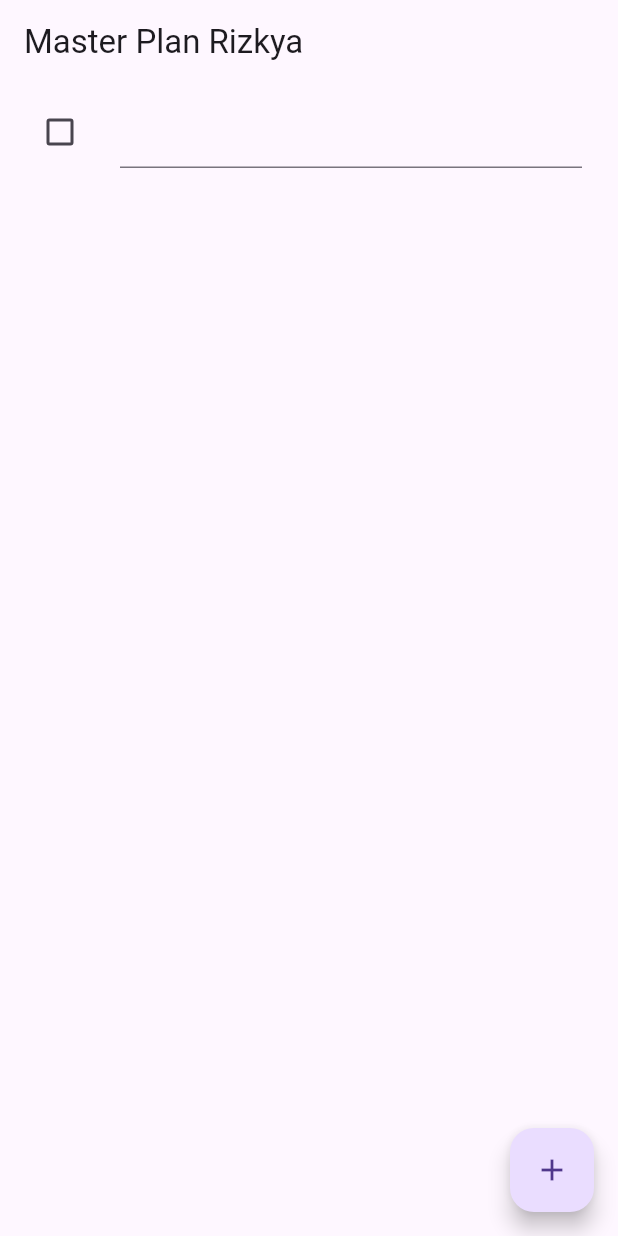
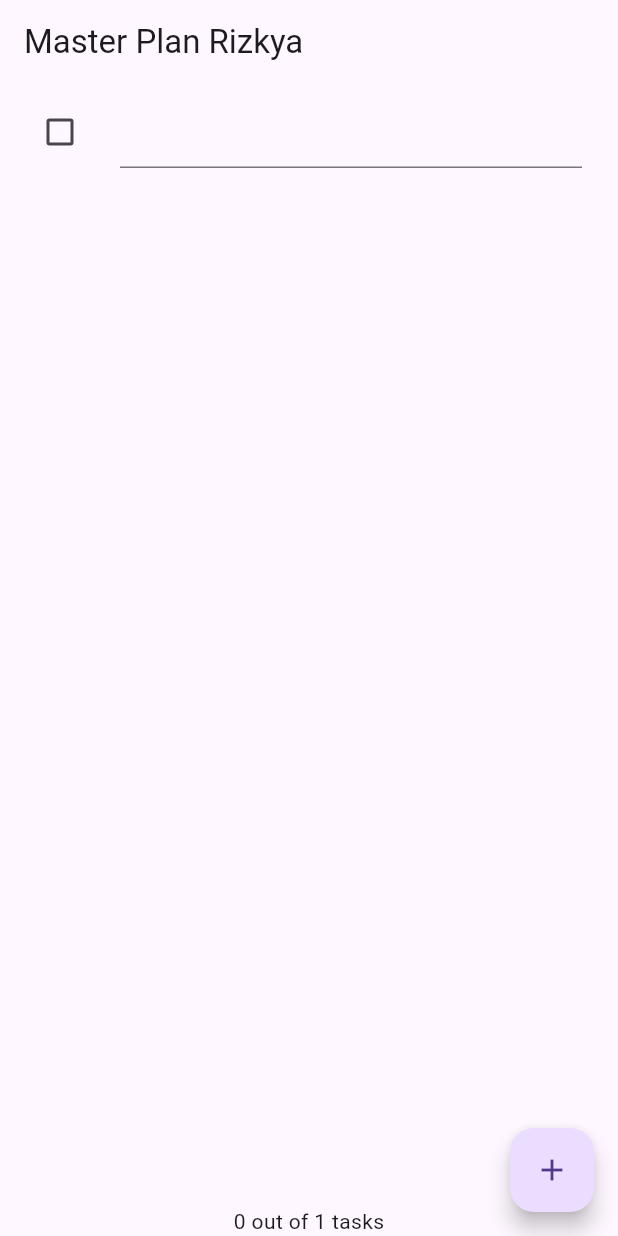
Before and after one commit to RizkyaSalsabila/Assignment-Sem5_MobileProgramming_Rizkyaa, a Flutter app: the screen it shows after launch, after a tap on the "add" icon, on a phone screen of 412 x 824 dp. Run offline on Flutter 3.47's test engine with Material 3 defaults, Android fonts, the phone set to English and light mode, and no system bars; our stand-ins replace auto_size_text.

Commit message:
upload prak2

```diff
--- a/minggu10_jobsheet10/master_plan/lib/main.dart
+++ b/minggu10_jobsheet10/master_plan/lib/main.dart
@@ -1,5 +1,7 @@
 import 'package:flutter/material.dart';
 import './views/plan_screen.dart';
+import './models/plan.dart';
+import './provider/plan_provider.dart';
 
 void main() => runApp(MasterPlanApp());
 
@@ -10,7 +12,14 @@ class MasterPlanApp extends StatelessWidget {
   Widget build(BuildContext context) {
     return MaterialApp(
       theme: ThemeData(primarySwatch: Colors.purple),
-      home: PlanScreen(),
+      // praktikum 1
+      // home: PlanScreen(),
+
+      //praktikum 2
+      home: PlanProvider(
+        notifier: ValueNotifier<Plan>(const Plan()),
+        child: const PlanScreen(),
+      ),
     );
   }
 }
--- a/minggu10_jobsheet10/master_plan/lib/models/plan.dart
+++ b/minggu10_jobsheet10/master_plan/lib/models/plan.dart
@@ -4,8 +4,10 @@ class Plan {
   final String name;
   final List<Task> tasks;
 
-  const Plan({
-    this.name = '',
-    this.tasks = const []
-  });
+  int get completedCount => tasks.where((task) => task.complete).length;
+
+  String get completenessMessage =>
+      '$completedCount out of ${tasks.length} tasks';
+
+  const Plan({this.name = '', this.tasks = const []});
 }
--- /dev/null
+++ b/minggu10_jobsheet10/master_plan/lib/provider/plan_provider.dart
@@ -0,0 +1,16 @@
+import 'package:flutter/material.dart';
+import '../models/data_layer.dart';
+
+class PlanProvider extends InheritedNotifier<ValueNotifier<Plan>> {
+  const PlanProvider({
+    super.key,
+    required Widget child,
+    required ValueNotifier<Plan> notifier,
+  }) : super(child: child, notifier: notifier);
+
+  static ValueNotifier<Plan> of(BuildContext context) {
+    return context
+        .dependOnInheritedWidgetOfExactType<PlanProvider>()!
+        .notifier!;
+  }
+}
--- a/minggu10_jobsheet10/master_plan/lib/views/plan_screen.dart
+++ b/minggu10_jobsheet10/master_plan/lib/views/plan_screen.dart
@@ -1,5 +1,6 @@
 import '../models/data_layer.dart';
 import 'package:flutter/material.dart';
+import '../provider/plan_provider.dart';
 
 class PlanScreen extends StatefulWidget {
   const PlanScreen({super.key});
@@ -27,68 +28,140 @@ class _PlanScreenState extends State<PlanScreen> {
     super.dispose();
   }
 
+  // praktikum 1
+  // @override
+  // Widget build(BuildContext context) {
+  //   return Scaffold(
+  //     // ganti ‘Namaku' dengan Nama panggilan Anda
+  //     appBar: AppBar(title: const Text('Master Plan Rizkya')),
+  //     body: _buildList(),
+  //     floatingActionButton: _buildAddTaskButton(),
+  //   );
+  // }
+
+  // praktikum 2
   @override
   Widget build(BuildContext context) {
     return Scaffold(
-      // ganti ‘Namaku' dengan Nama panggilan Anda
       appBar: AppBar(title: const Text('Master Plan Rizkya')),
-      body: _buildList(),
-      floatingActionButton: _buildAddTaskButton(),
+      body: ValueListenableBuilder<Plan>(
+        valueListenable: PlanProvider.of(context),
+        builder: (context, plan, child) {
+          return Column(
+            children: [
+              Expanded(child: _buildList(plan)),
+              SafeArea(child: Text(plan.completenessMessage)),
+            ],
+          );
+        },
+      ),
+      floatingActionButton: _buildAddTaskButton(context),
     );
   }
 
-  Widget _buildAddTaskButton() {
+  // praktikum 1
+  // Widget _buildAddTaskButton() {
+  //   return FloatingActionButton(
+  //     child: const Icon(Icons.add),
+  //     onPressed: () {
+  //       setState(() {
+  //         plan = Plan(
+  //           name: plan.name,
+  //           tasks: List<Task>.from(plan.tasks)..add(const Task()),
+  //         );
+  //       });
+  //     },
+  //   );
+  // }
+
+  // praktikum 2
+  Widget _buildAddTaskButton(BuildContext context) {
+    ValueNotifier<Plan> planNotifier = PlanProvider.of(context);
     return FloatingActionButton(
       child: const Icon(Icons.add),
       onPressed: () {
-        setState(() {
-          plan = Plan(
-            name: plan.name,
-            tasks: List<Task>.from(plan.tasks)..add(const Task()),
+        Plan currentPlan = planNotifier.value;
+        planNotifier.value = Plan(
+          name: currentPlan.name,
+          tasks: List<Task>.from(currentPlan.tasks)..add(const Task()),
         );
-        });
       },
     );
   }
 
-  Widget _buildList() {
+  Widget _buildList(Plan plan) {
     return ListView.builder(
       controller: scrollController,
-      keyboardDismissBehavior: Theme.of(context).platform == TargetPlatform.iOS
-          ? ScrollViewKeyboardDismissBehavior.onDrag
-          : ScrollViewKeyboardDismissBehavior.manual,
+      // dikomen aja dulu
+      // keyboardDismissBehavior: Theme.of(context).platform == TargetPlatform.iOS
+      //     ? ScrollViewKeyboardDismissBehavior.onDrag
+      //     : ScrollViewKeyboardDismissBehavior.manual,
       itemCount: plan.tasks.length,
-      itemBuilder: (context, index) => _buildTaskTile(plan.tasks[index], index),
+      itemBuilder: (context, index) =>
+        _buildTaskTile(plan.tasks[index], index, context),
     );
   }
 
-  Widget _buildTaskTile(Task task, int index) {
+  // praktikum 1
+  // Widget _buildTaskTile(Task task, int index) {
+  //   return ListTile(
+  //     leading: Checkbox(
+  //       value: task.complete,
+  //       onChanged: (selected) {
+  //         setState(() {
+  //           plan = Plan(
+  //             name: plan.name,
+  //             tasks: List<Task>.from(plan.tasks)
+  //               ..[index] = Task(
+  //                 description: task.description,
+  //                 complete: selected ?? false,
+  //               ),
+  //           );
+  //         });
+  //       },
+  //     ),
+  //     title: TextFormField(
+  //       initialValue: task.description,
+  //       onChanged: (text) {
+  //         setState(() {
+  //           plan = Plan(
+  //             name: plan.name,
+  //             tasks: List<Task>.from(plan.tasks)
+  //               ..[index] = Task(description: text, complete: task.complete),
+  //           );
+  //         });
+  //       },
+  //     ),
+  //   );
+  // }
+
+  // praktikum 2
+  Widget _buildTaskTile(Task task, int index, BuildContext context) {
+    ValueNotifier<Plan> planNotifier = PlanProvider.of(context);
     return ListTile(
       leading: Checkbox(
         value: task.complete,
         onChanged: (selected) {
-          setState(() {
-            plan = Plan(
-              name: plan.name,
-              tasks: List<Task>.from(plan.tasks)
+          Plan currentPlan = planNotifier.value;
+          planNotifier.value = Plan(
+            name: currentPlan.name,
+            tasks: List<Task>.from(currentPlan.tasks)
               ..[index] = Task(
                 description: task.description,
                 complete: selected ?? false,
               ),
           );
-          });
         },
       ),
       title: TextFormField(
         initialValue: task.description,
         onChanged: (text) {
-          setState(() {
-            plan = Plan(
-              name: plan.name,
-              tasks: List<Task>.from(plan.tasks)
+          Plan currentPlan = planNotifier.value;
+          planNotifier.value = Plan(
+            name: currentPlan.name,
+            tasks: List<Task>.from(currentPlan.tasks)
               ..[index] = Task(description: text, complete: task.complete),
           );
-          });
         },
       ),
     );
```
Lines whose indentation alone changed are shown as unchanged.
